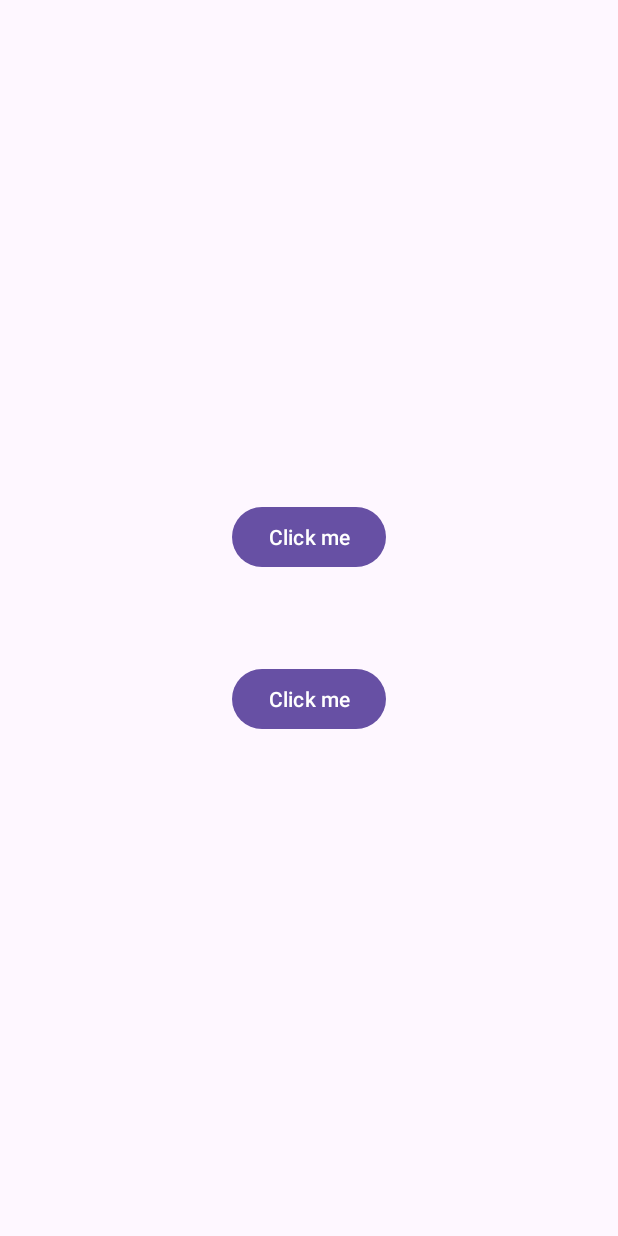
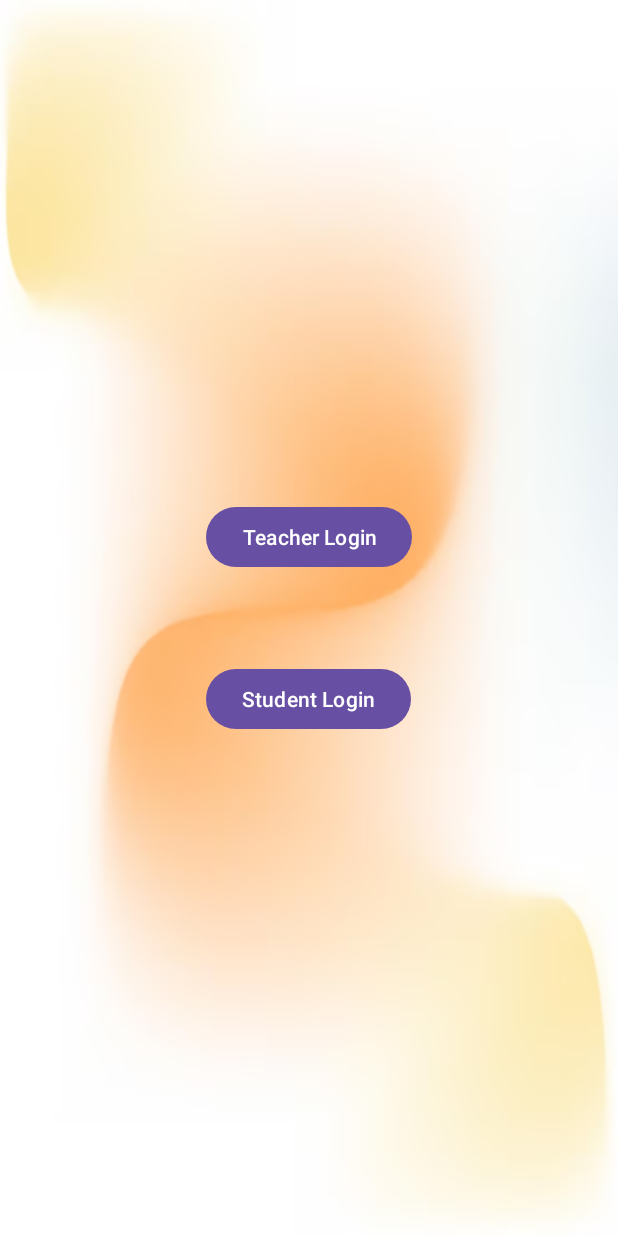
Before and after one commit to Sarode-Vaibhav1234/AttendanceSystem, an Android app: the screen it shows after launch (MainActivity), on a phone screen of 412 x 824 dp. Run offline under Robolectric (Android 15) with nearby library versions, the phone set to English and light mode, and no system bars.

Commit message:
XML updated

```diff
--- a/app/src/main/res/layout/activity_create_subject.xml
+++ b/app/src/main/res/layout/activity_create_subject.xml
@@ -3,6 +3,7 @@
     android:orientation="vertical"
     android:padding="16dp"
     android:layout_width="match_parent"
+    android:background="@drawable/img_12"
     android:layout_height="match_parent">
 
     <!-- Subject Name -->
--- a/app/src/main/res/layout/activity_main.xml
+++ b/app/src/main/res/layout/activity_main.xml
@@ -6,20 +6,21 @@
     android:layout_width="match_parent"
     android:orientation="vertical"
     android:gravity="center"
+    android:background="@drawable/img_12"
     android:layout_height="match_parent"
     tools:context=".MainActivity">
 
     <Button
         android:layout_width="wrap_content"
         android:layout_height="wrap_content"
-        android:text="Click me"
+        android:text="Teacher Login"
         android:layout_marginBottom="60dp"
         android:id="@+id/btn"/>
 
     <Button
         android:layout_width="wrap_content"
         android:layout_height="wrap_content"
-        android:text="Click me"
+        android:text="Student Login"
         android:id="@+id/student"/>
 
 </LinearLayout>
--- a/app/src/main/res/layout/activity_mark_attendance.xml
+++ b/app/src/main/res/layout/activity_mark_attendance.xml
@@ -3,7 +3,7 @@
     android:layout_height="match_parent"
     android:padding="16dp"
     android:orientation="vertical"
-    android:background="@android:color/white">
+    android:background="@drawable/img_12">
 
     <TextView
         android:layout_width="wrap_content"
```
Also changed, not shown: app/src/main/res/layout/activity_create_announcement.xml (+23 -9 lines).
